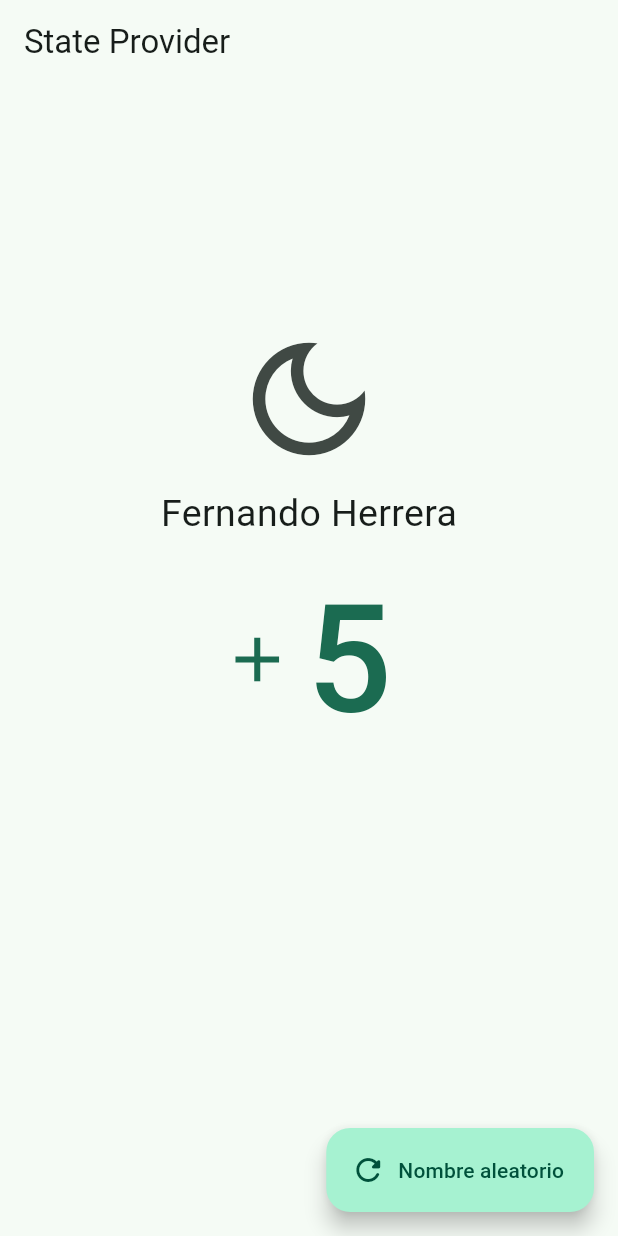
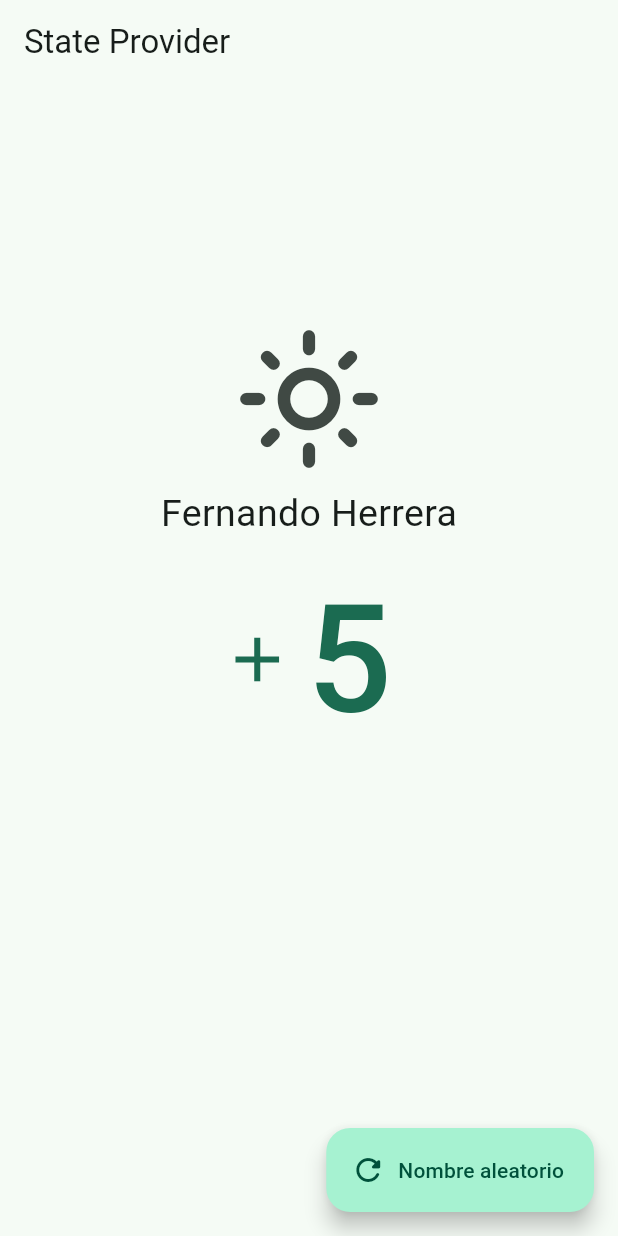
Before and after one commit to JaviKo500/flutter-riverpod, a Flutter app: the StateProviderScreen screen opened by its route, on a phone screen of 412 x 824 dp. Run offline on Flutter 3.47's test engine with Material 3 defaults, Android fonts, the phone set to English and light mode, and no system bars; our stand-ins replace dio, flutter_riverpod, go_router, riverpod_annotation; missing offline and left inert: random_name_generator; generated files the repository leaves out were written again.

Commit message:
dark mode provider

```diff
--- a/lib/main.dart
+++ b/lib/main.dart
@@ -1,6 +1,7 @@
 import 'package:flutter/material.dart';
 import 'package:flutter_riverpod/flutter_riverpod.dart';
 import 'package:riverpod_app/config/config.dart';
+import 'package:riverpod_app/presentation/providers/providers.dart';
 
 void main() => runApp(
   const ProviderScope (
@@ -14,11 +15,12 @@ class MyApp extends ConsumerWidget {
   @override
   Widget build(BuildContext context, WidgetRef ref) {
     final appRouter = ref.watch( appRouterProvider );
+    final darkMode = ref.watch( darkModeProvider );
     return MaterialApp.router(
       title: 'Riverpod Providers',
       debugShowCheckedModeBanner: false,
       routerConfig: appRouter,
-      theme: AppTheme( isDarkmode: false ).getTheme(),
+      theme: AppTheme( isDarkmode: darkMode ).getTheme(),
     );
   }
 }
--- a/lib/presentation/screens/03_state_provider/state_provider_screen.dart
+++ b/lib/presentation/screens/03_state_provider/state_provider_screen.dart
@@ -9,6 +9,7 @@ class StateProviderScreen extends ConsumerWidget {
   @override
   Widget build(BuildContext context, WidgetRef ref) {
     final counter = ref.watch( counterProvider );
+    final darkMode = ref.watch( darkModeProvider );
     return Scaffold(
       appBar: AppBar(
         title: const Text('State Provider'),
@@ -19,9 +20,13 @@ class StateProviderScreen extends ConsumerWidget {
             const Spacer(flex: 1,),
 
             IconButton(
-              // icon: const Icon( Icons.light_mode_outlined, size: 100 ),
-              icon: const Icon( Icons.dark_mode_outlined, size: 100 ),
-              onPressed: () {},
+              // icon:
+              icon: darkMode
+                ? const Icon( Icons.dark_mode_outlined, size: 100 )
+                : const Icon( Icons.light_mode_outlined, size: 100 ),
+              onPressed: () {
+                ref.read(darkModeProvider.notifier).toggleThemeMode();
+              },
             ),
 
             const Text('Fernando Herrera', style: TextStyle(fontSize: 25 )),
```
Also changed, not shown: lib/presentation/providers/state_providers.dart (+10 -0 lines), lib/presentation/providers/state_providers.g.dart.
